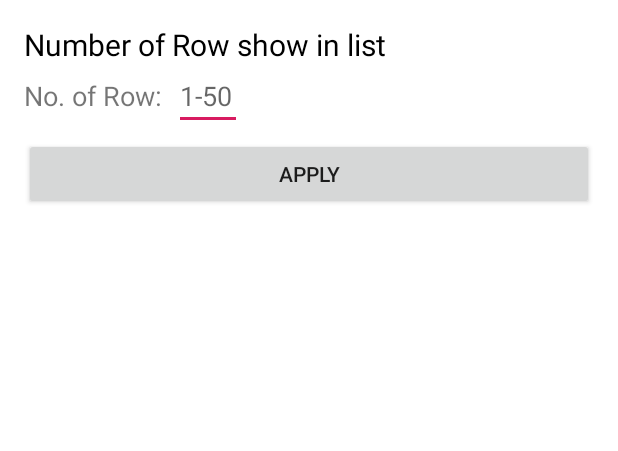
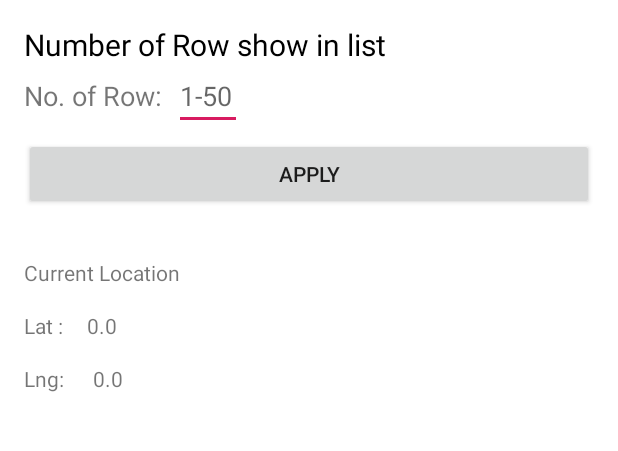
Before and after one commit to jasonleung101/Final, an Android app: the SettingPage screen opened directly, with no data from a screen before it, on a phone screen of 412 x 824 dp, the part 84-535 px from its top. Run offline under Robolectric (Android 15) with nearby library versions, the phone set to English and light mode, and no system bars.

Commit message:
Version 0.9.0 All function working - GMap working - Refresh working - Nav Drawer working - Toolbar working - listview working - setting page working

```diff
--- a/app/src/main/java/hk/edu/ouhk/android/afinal/SettingPage.java
+++ b/app/src/main/java/hk/edu/ouhk/android/afinal/SettingPage.java
@@ -16,6 +16,7 @@ import android.view.MenuItem;
 import android.view.View;
 import android.widget.EditText;
 import android.widget.RadioButton;
+import android.widget.TextView;
 import android.widget.Toast;
 
 import java.util.Locale;
@@ -23,21 +24,26 @@ import java.util.Locale;
 public class SettingPage extends AppCompatActivity {
 
     private DrawerLayout drawerLayout;
-    private NavigationView navigation_view;
     public static final String EXTRA_MESSAGE = "hk.edu.ouhk.android.final.MESSAGE";
 
     @Override
     protected void onCreate(Bundle savedInstanceState) {
         super.onCreate(savedInstanceState);
         setContentView(R.layout.activity_setting_page);
+        final GPSTracker gpsTracker = new GPSTracker(this);
         //toolbar
         Toolbar toolbar = findViewById(R.id.toolbar);
-        drawerLayout = (DrawerLayout) findViewById(R.id.drawerLayout);
-        navigation_view = (NavigationView) findViewById(R.id.navigation_view);
+        drawerLayout = findViewById(R.id.drawerLayout);
+        NavigationView navigation_view = findViewById(R.id.navigation_view);
         setSupportActionBar(toolbar);
         ActionBarDrawerToggle toggle = new ActionBarDrawerToggle(this, drawerLayout, toolbar, R.string.drawer_open, R.string.drawer_close);
         drawerLayout.addDrawerListener(toggle);
         toggle.syncState();
+
+        TextView LatView = findViewById(R.id.LatView);
+        LatView.setText(String.valueOf(gpsTracker.latitude));
+        TextView LngView = findViewById(R.id.LngView);
+        LngView.setText(String.valueOf(gpsTracker.longitude));
 
         //nav drawer
         navigation_view.setNavigationItemSelectedListener(new NavigationView.OnNavigationItemSelectedListener() {
--- a/app/src/main/res/layout/activity_setting_page.xml
+++ b/app/src/main/res/layout/activity_setting_page.xml
@@ -70,6 +70,56 @@
                 app:layout_constraintStart_toStartOf="parent"
                 app:layout_constraintTop_toBottomOf="@+id/RowNo" />
 
+            <TextView
+                android:id="@+id/textView7"
+                android:layout_width="wrap_content"
+                android:layout_height="wrap_content"
+                android:layout_marginStart="16dp"
+                android:layout_marginTop="32dp"
+                android:text="Current Location"
+                app:layout_constraintBottom_toTopOf="@+id/textView8"
+                app:layout_constraintStart_toStartOf="parent"
+                app:layout_constraintTop_toBottomOf="@+id/button2" />
+
+            <TextView
+                android:id="@+id/textView8"
+                android:layout_width="0dp"
+                android:layout_height="wrap_content"
+                android:layout_marginStart="16dp"
+                android:layout_marginTop="16dp"
+                android:text="Lat :"
+                app:layout_constraintStart_toStartOf="parent"
+                app:layout_constraintTop_toBottomOf="@+id/textView7" />
+
+            <TextView
+                android:id="@+id/LatView"
+                android:layout_width="0dp"
+                android:layout_height="23dp"
+                android:layout_marginStart="16dp"
+                app:layout_constraintBaseline_toBaselineOf="@+id/textView8"
+                app:layout_constraintStart_toEndOf="@+id/textView8" />
+
+            <TextView
+                android:id="@+id/textView9"
+                android:layout_width="0dp"
+                android:layout_height="wrap_content"
+                android:layout_marginStart="16dp"
+                android:layout_marginTop="16dp"
+                android:layout_marginBottom="16dp"
+                android:text="Lng: "
+                app:layout_constraintBottom_toBottomOf="parent"
+                app:layout_constraintStart_toStartOf="parent"
+                app:layout_constraintTop_toBottomOf="@+id/textView8"
+                app:layout_constraintVertical_bias="0.0" />
+
+            <TextView
+                android:id="@+id/LngView"
+                android:layout_width="0dp"
+                android:layout_height="wrap_content"
+                android:layout_marginStart="16dp"
+                app:layout_constraintBaseline_toBaselineOf="@+id/textView9"
+                app:layout_constraintStart_toEndOf="@+id/textView9" />
+
         </android.support.constraint.ConstraintLayout>
 
     </android.support.design.widget.AppBarLayout>
--- a/app/src/main/res/layout/nav_header.xml
+++ b/app/src/main/res/layout/nav_header.xml
@@ -11,6 +11,7 @@
     <ImageView
         android:layout_width="128dp"
         android:layout_height="128dp"
+        android:layout_marginStart="16dp"
         android:contentDescription="@null"
         android:src="@mipmap/ic_launcher" />
 
```
Also changed, not shown: app/src/main/java/hk/edu/ouhk/android/afinal/MainActivity.java (+14 -12 lines), 2 other files.
